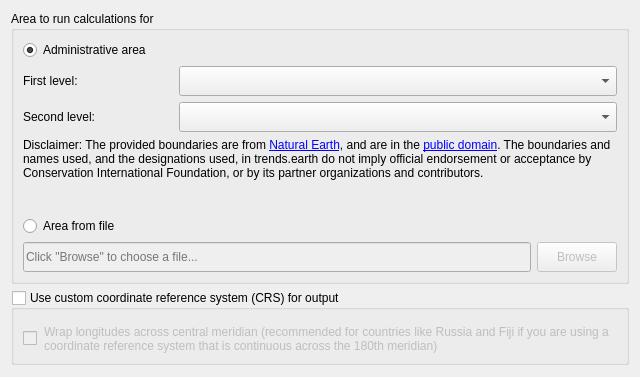
This is LDMP/gui/WidgetSelectArea.ui in ConservationInternational/trends.earth as Qt 5 draws it before an edit. The edited form follows.
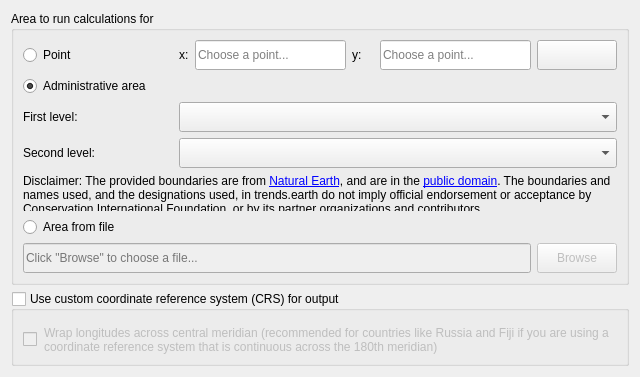
This is the edited form. Custom widgets are drawn as their Qt base class.

Commit message: Cleanup handling of point chooser in timeseries.

```diff
--- a/LDMP/gui/WidgetSelectArea.ui
+++ b/LDMP/gui/WidgetSelectArea.ui
@@ -31,108 +31,154 @@
      <property name="title">
       <string>Area to run calculations for</string>
      </property>
-     <layout class="QVBoxLayout" name="verticalLayout_2">
-      <item>
-       <layout class="QGridLayout" name="area_gridlayout">
+     <layout class="QGridLayout" name="area_groupbox_gridLayout">
+      <item row="8" column="0" colspan="7">
+       <widget class="QLineEdit" name="area_fromfile_file">
+        <property name="enabled">
+         <bool>false</bool>
+        </property>
+        <property name="minimumSize">
+         <size>
+          <width>120</width>
+          <height>30</height>
+         </size>
+        </property>
+        <property name="readOnly">
+         <bool>true</bool>
+        </property>
+        <property name="placeholderText">
+         <string>Click &quot;Browse&quot; to choose a file...</string>
+        </property>
+       </widget>
+      </item>
+      <item row="0" column="7">
+       <widget class="QPushButton" name="area_frompoint_choose_point">
+        <property name="minimumSize">
+         <size>
+          <width>0</width>
+          <height>30</height>
+         </size>
+        </property>
+        <property name="text">
+         <string/>
+        </property>
+       </widget>
+      </item>
+      <item row="0" column="1">
+       <widget class="QLabel" name="area_frompoint_label_x">
+        <property name="font">
+         <font>
+          <weight>50</weight>
+          <bold>false</bold>
+         </font>
+        </property>
+        <property name="text">
+         <string>x:</string>
+        </property>
+       </widget>
+      </item>
         <item row="0" column="0">
-         <widget class="QRadioButton" name="area_admin">
+       <widget class="QRadioButton" name="area_frompoint">
           <property name="text">
-           <string>Administrative area</string>
-          </property>
-          <property name="checked">
-           <bool>true</bool>
+         <string>Point</string>
           </property>
           <attribute name="buttonGroup">
            <string notr="true">area_radio_buttonGroup</string>
           </attribute>
          </widget>
         </item>
-        <item row="1" column="0">
-         <widget class="QLabel" name="label_3">
-          <property name="sizePolicy">
-           <sizepolicy hsizetype="Minimum" vsizetype="Preferred">
-            <horstretch>0</horstretch>
-            <verstretch>0</verstretch>
-           </sizepolicy>
-          </property>
-          <property name="minimumSize">
-           <size>
-            <width>150</width>
-            <height>0</height>
-           </size>
-          </property>
-          <property name="maximumSize">
-           <size>
-            <width>110</width>
-            <height>16777215</height>
-           </size>
-          </property>
-          <property name="font">
-           <font>
-            <weight>50</weight>
-            <bold>false</bold>
-           </font>
-          </property>
-          <property name="text">
-           <string>First level:</string>
-          </property>
-         </widget>
-        </item>
-        <item row="2" column="0">
-         <widget class="QLabel" name="label_4">
-          <property name="sizePolicy">
-           <sizepolicy hsizetype="Minimum" vsizetype="Preferred">
-            <horstretch>0</horstretch>
-            <verstretch>0</verstretch>
-           </sizepolicy>
-          </property>
-          <property name="minimumSize">
-           <size>
-            <width>150</width>
-            <height>0</height>
-           </size>
-          </property>
-          <property name="maximumSize">
-           <size>
-            <width>110</width>
-            <height>16777215</height>
-           </size>
-          </property>
-          <property name="font">
-           <font>
-            <weight>50</weight>
-            <bold>false</bold>
-           </font>
-          </property>
-          <property name="text">
-           <string>Second level:</string>
-          </property>
-         </widget>
-        </item>
         <item row="5" column="0">
-         <widget class="QRadioButton" name="area_fromfile">
+       <widget class="QLabel" name="area_fromadmin_1_label">
+        <property name="sizePolicy">
+         <sizepolicy hsizetype="Minimum" vsizetype="Preferred">
+          <horstretch>0</horstretch>
+          <verstretch>0</verstretch>
+         </sizepolicy>
+        </property>
+        <property name="minimumSize">
+         <size>
+          <width>150</width>
+          <height>0</height>
+         </size>
+        </property>
+        <property name="maximumSize">
+         <size>
+          <width>110</width>
+          <height>16777215</height>
+         </size>
+        </property>
+        <property name="font">
+         <font>
+          <weight>50</weight>
+          <bold>false</bold>
+         </font>
+        </property>
           <property name="text">
-           <string>Area from file</string>
-          </property>
-          <attribute name="buttonGroup">
-           <string notr="true">area_radio_buttonGroup</string>
-          </attribute>
-         </widget>
-        </item>
-        <item row="4" column="0">
-         <spacer name="verticalSpacer">
-          <property name="orientation">
-           <enum>Qt::Vertical</enum>
-          </property>
-          <property name="sizeHint" stdset="0">
+         <string>Second level:</string>
+        </property>
+       </widget>
+      </item>
+      <item row="2" column="0">
+       <widget class="QLabel" name="area_fromadmin_0_label">
+        <property name="sizePolicy">
+         <sizepolicy hsizetype="Minimum" vsizetype="Preferred">
+          <horstretch>0</horstretch>
+          <verstretch>0</verstretch>
+         </sizepolicy>
+        </property>
+        <property name="minimumSize">
            <size>
-            <width>20</width>
+          <width>150</width>
+          <height>0</height>
+         </size>
+        </property>
+        <property name="maximumSize">
+         <size>
+          <width>110</width>
+          <height>16777215</height>
+         </size>
+        </property>
+        <property name="font">
+         <font>
+          <weight>50</weight>
+          <bold>false</bold>
+         </font>
+        </property>
+        <property name="text">
+         <string>First level:</string>
+        </property>
+       </widget>
+      </item>
+      <item row="0" column="3">
+       <widget class="QLabel" name="area_frompoint_label_y">
+        <property name="font">
+         <font>
+          <weight>50</weight>
+          <bold>false</bold>
+         </font>
+        </property>
+        <property name="text">
+         <string>y:</string>
+        </property>
+       </widget>
+      </item>
+      <item row="0" column="2">
+       <widget class="QLineEdit" name="area_frompoint_point_x">
+        <property name="minimumSize">
+         <size>
+          <width>0</width>
             <height>30</height>
            </size>
           </property>
-         </spacer>
-        </item>
-        <item row="1" column="1" colspan="2">
+        <property name="inputMethodHints">
+         <set>Qt::ImhPreferNumbers</set>
+        </property>
+        <property name="placeholderText">
+         <string>Choose a point...</string>
+        </property>
+       </widget>
+      </item>
+      <item row="2" column="1" colspan="7">
          <widget class="QComboBox" name="area_admin_0">
           <property name="sizePolicy">
            <sizepolicy hsizetype="Expanding" vsizetype="Fixed">
@@ -148,23 +194,20 @@
           </property>
          </widget>
         </item>
-        <item row="2" column="1" colspan="2">
-         <widget class="QComboBox" name="area_admin_1">
-          <property name="sizePolicy">
-           <sizepolicy hsizetype="Expanding" vsizetype="Fixed">
-            <horstretch>0</horstretch>
-            <verstretch>0</verstretch>
-           </sizepolicy>
-          </property>
+      <item row="0" column="6">
+       <widget class="QLineEdit" name="area_frompoint_point_y">
           <property name="minimumSize">
            <size>
             <width>0</width>
             <height>30</height>
            </size>
           </property>
-         </widget>
-        </item>
-        <item row="6" column="2">
+        <property name="placeholderText">
+         <string>Choose a point...</string>
+        </property>
+       </widget>
+      </item>
+      <item row="8" column="7">
          <widget class="QPushButton" name="area_fromfile_browse">
           <property name="enabled">
            <bool>false</bool>
@@ -186,26 +229,23 @@
           </property>
          </widget>
         </item>
-        <item row="6" column="0" colspan="2">
-         <widget class="QLineEdit" name="area_fromfile_file">
-          <property name="enabled">
-           <bool>false</bool>
+      <item row="5" column="1" colspan="7">
+       <widget class="QComboBox" name="area_admin_1">
+        <property name="sizePolicy">
+         <sizepolicy hsizetype="Expanding" vsizetype="Fixed">
+          <horstretch>0</horstretch>
+          <verstretch>0</verstretch>
+         </sizepolicy>
           </property>
           <property name="minimumSize">
            <size>
-            <width>120</width>
+          <width>0</width>
             <height>30</height>
            </size>
           </property>
-          <property name="readOnly">
-           <bool>true</bool>
-          </property>
-          <property name="placeholderText">
-           <string>Click &quot;Browse&quot; to choose a file...</string>
-          </property>
-         </widget>
-        </item>
-        <item row="3" column="0" colspan="3">
+       </widget>
+      </item>
+      <item row="6" column="0" colspan="8">
          <widget class="QLabel" name="label_disclaimer">
           <property name="sizePolicy">
            <sizepolicy hsizetype="Expanding" vsizetype="Expanding">
@@ -224,7 +264,28 @@
           </property>
          </widget>
         </item>
-       </layout>
+      <item row="7" column="0" colspan="8">
+       <widget class="QRadioButton" name="area_fromfile">
+        <property name="text">
+         <string>Area from file</string>
+        </property>
+        <attribute name="buttonGroup">
+         <string notr="true">area_radio_buttonGroup</string>
+        </attribute>
+       </widget>
+      </item>
+      <item row="1" column="0" colspan="8">
+       <widget class="QRadioButton" name="area_fromadmin">
+        <property name="text">
+         <string>Administrative area</string>
+        </property>
+        <property name="checked">
+         <bool>true</bool>
+        </property>
+        <attribute name="buttonGroup">
+         <string notr="true">area_radio_buttonGroup</string>
+        </attribute>
+       </widget>
       </item>
      </layout>
     </widget>
```
Lines whose indentation alone changed are shown as unchanged. The commit also changes 4 other files.
